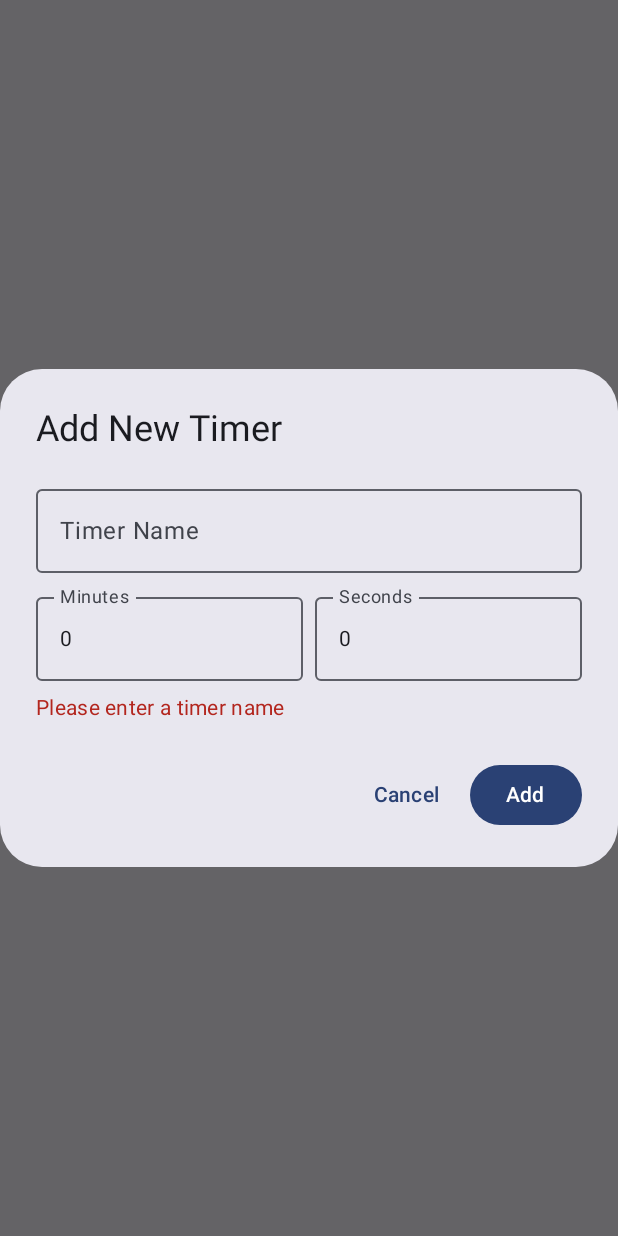
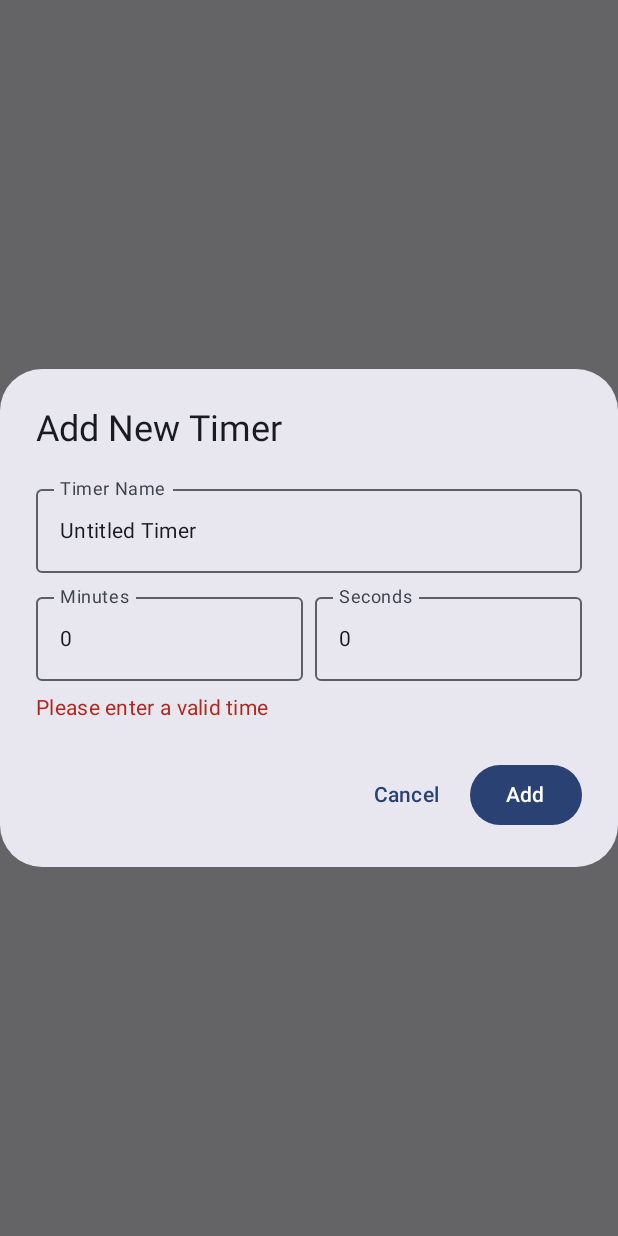
Before and after one commit to CesiumCe/MultiTimer, an Android app built with Jetpack Compose: the composable AddTimerDialog shown on its own in the app's theme, after a tap on "Add", on a phone screen of 412 x 824 dp. Run offline under Robolectric (Android 15) with nearby library versions, the phone set to English and light mode, and no system bars.

Commit message:
Auto commit

```diff
--- a/app/build.gradle.kts
+++ b/app/build.gradle.kts
@@ -13,7 +13,7 @@ android {
         minSdk = 28
         targetSdk = 35
         versionCode = 1
-        versionName = "1.2"
+        versionName = "0.1"
 
         testInstrumentationRunner = "androidx.test.runner.AndroidJUnitRunner"
     }
--- a/app/src/main/java/com/example/multitimer/MainActivity.kt
+++ b/app/src/main/java/com/example/multitimer/MainActivity.kt
@@ -1,7 +1,6 @@
 package com.example.multitimer
 
 import android.annotation.SuppressLint
-import android.app.AlertDialog
 import android.content.Context.VIBRATOR_SERVICE
 import android.media.AudioAttributes
 import android.media.AudioManager
@@ -13,7 +12,6 @@ import android.os.VibrationEffect
 import androidx.activity.ComponentActivity
 import androidx.activity.compose.setContent
 import androidx.activity.enableEdgeToEdge
-import androidx.annotation.RequiresApi
 import androidx.compose.animation.animateContentSize
 import androidx.compose.foundation.background
 import androidx.compose.foundation.layout.Arrangement
@@ -29,7 +27,6 @@ import androidx.compose.foundation.layout.padding
 import androidx.compose.foundation.layout.size
 import androidx.compose.foundation.lazy.LazyColumn
 import androidx.compose.foundation.lazy.items
-import androidx.compose.foundation.shape.RoundedCornerShape
 import androidx.compose.material.icons.Icons
 import androidx.compose.material.icons.filled.Add
 import androidx.compose.material.icons.filled.Delete
@@ -38,7 +35,6 @@ import androidx.compose.material.icons.filled.PlayArrow
 import androidx.compose.material.icons.filled.Refresh
 import androidx.compose.material3.AlertDialog
 import androidx.compose.material3.Button
-import androidx.compose.material3.ButtonDefaults
 import androidx.compose.material3.Card
 import androidx.compose.material3.CardDefaults
 import androidx.compose.material3.ExperimentalMaterial3Api
@@ -48,7 +44,6 @@ import androidx.compose.material3.IconButton
 import androidx.compose.material3.MaterialTheme
 import androidx.compose.material3.OutlinedTextField
 import androidx.compose.material3.Scaffold
-import androidx.compose.material3.Surface
 import androidx.compose.material3.Text
 import androidx.compose.material3.TextButton
 import androidx.compose.material3.TopAppBar
@@ -63,18 +58,14 @@ import androidx.compose.runtime.rememberCoroutineScope
 import androidx.compose.runtime.setValue
 import androidx.compose.ui.Alignment
 import androidx.compose.ui.Modifier
-import androidx.compose.ui.graphics.Color
 import androidx.compose.ui.platform.LocalContext
 import androidx.compose.ui.text.font.FontWeight
 import androidx.compose.ui.text.style.TextAlign
 import androidx.compose.ui.unit.dp
 import androidx.compose.ui.unit.sp
-import androidx.compose.ui.window.Dialog
 import androidx.lifecycle.ViewModel
-import androidx.lifecycle.viewModelScope
 import androidx.lifecycle.viewmodel.compose.viewModel
 import kotlinx.coroutines.delay
-import kotlinx.coroutines.launch
 import java.util.concurrent.TimeUnit
 
 class MainActivity : ComponentActivity() {
@@ -91,7 +82,6 @@ class MainActivity : ComponentActivity() {
 
 // 单例管理音频和震动
 @SuppressLint("StaticFieldLeak")
-// 单例管理音频和震动
 object NotificationManager {
     private var mediaPlayer: MediaPlayer? = null
     private var vibrator: Vibrator? = null
@@ -114,7 +104,7 @@ object NotificationManager {
             // 释放旧的播放器
             mediaPlayer?.release()
             mediaPlayer = MediaPlayer().apply {
-                // 1. 首先尝试获取系统默认闹钟铃声
+                // 首先尝试获取系统默认闹钟铃声
                 val alarmRingtoneUri = android.media.RingtoneManager.getActualDefaultRingtoneUri(
                     ctx,
                     android.media.RingtoneManager.TYPE_ALARM
@@ -124,13 +114,13 @@ object NotificationManager {
                     // 如果找到了系统闹钟铃声，就使用它
                     setDataSource(ctx, alarmRingtoneUri)
                 } else {
-                    // 2. 如果没有设置系统闹钟铃声，则回退到应用内置的音频
+                    // 如果没有设置系统闹钟铃声，则回退到应用内置的音频
                     val afd = ctx.resources.openRawResourceFd(R.raw.alarm)
                     setDataSource(afd.fileDescriptor, afd.startOffset, afd.length)
                     afd.close()
                 }
 
-                // 设置音频属性 - 关键部分
+                // 设置音频属性
                 if (Build.VERSION.SDK_INT >= Build.VERSION_CODES.LOLLIPOP) {
                     val audioAttributes = AudioAttributes.Builder()
                         .setUsage(AudioAttributes.USAGE_ALARM)
@@ -569,8 +559,9 @@ fun AddTimerDialog(
                     val secs = seconds.toIntOrNull() ?: 0
 
                     if (title.isBlank()) {
-                        errorMessage = "Please enter a timer name"
-                        return@Button
+                        title = "Untitled Timer"
+//                        errorMessage = "Please enter a timer name"
+//                        return@Button
                     }
 
                     if (mins <= 0 && secs <= 0) {
```
Also changed, not shown: 3 other files.
